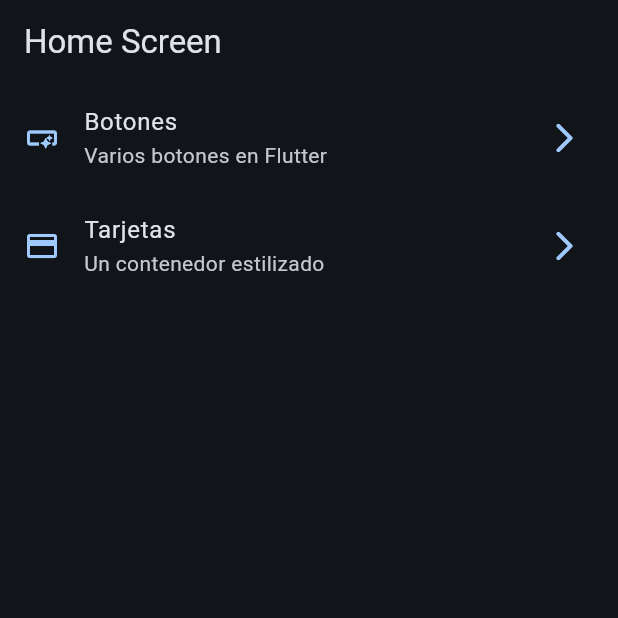
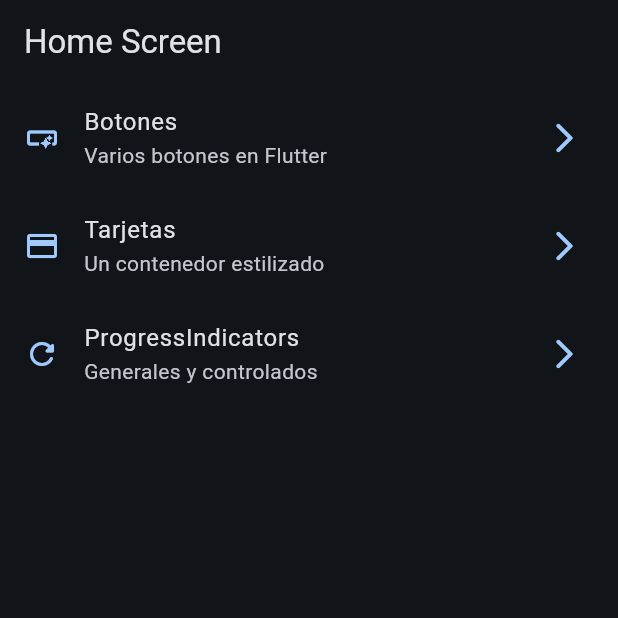
Before and after one commit to anderson2093/widgets_flutter, a Flutter app: the screen it shows after launch, on a phone screen of 412 x 824 dp, the top half of it. Run offline on Flutter 3.47's test engine with Material 3 defaults, Android fonts, the phone set to English and light mode, and no system bars; our stand-ins replace go_router.

Commit message:
progress indicator terminado

```diff
--- a/lib/config/menu/menu_items.dart
+++ b/lib/config/menu/menu_items.dart
@@ -26,4 +26,10 @@ class MenuItem {
     link: '/cards',
     icon: Icons.credit_card
   ),
+    MenuItem(
+    title: 'ProgressIndicators',
+    subTitle: 'Generales y controlados',
+    link: '/progress',
+    icon: Icons.refresh_rounded
+  ),
 ];
--- a/lib/config/router/app_router.dart
+++ b/lib/config/router/app_router.dart
@@ -5,12 +5,19 @@ import 'package:widgets_app/presentation/screens/screens.dart';
 final appRouter = GoRouter(routes: [
   GoRoute(
     path: '/',
+    name: HomeScreen.name,
     builder: (context, state) => HomeScreen(),
   ),
   GoRoute(
     path: '/buttons',
+    name: ButtonsScreen.name,
     builder: (context,state) => const ButtonsScreen()),
   GoRoute(
     path: '/cards',
-    builder: (context, state) => const CardsScreen(),)
+    name: CardsScreen.name,
+    builder: (context, state) => const CardsScreen(),),
+  GoRoute(
+    path: '/progress',
+    name: ProgressScreen.name,
+    builder: (context, state) => const ProgressScreen(),)
 ]);
--- a/lib/presentation/screens/buttons/buttons_screen.dart
+++ b/lib/presentation/screens/buttons/buttons_screen.dart
@@ -1,6 +1,8 @@
 import 'package:flutter/material.dart';
 
 class ButtonsScreen extends StatelessWidget {
+  static const name = 'buttons_screen';
+
   const ButtonsScreen({super.key});
 
   @override
@@ -17,9 +19,7 @@ class ButtonsScreen extends StatelessWidget {
 }
 
 class _ButtonsView extends StatelessWidget {
-  const _ButtonsView({
-    super.key,
-  });
+  const _ButtonsView();
 
   @override
   Widget build(BuildContext context) {
--- a/lib/presentation/screens/cards/cards_screen.dart
+++ b/lib/presentation/screens/cards/cards_screen.dart
@@ -10,6 +10,8 @@ const cards = <Map<String, dynamic>>[
 ];
 
 class CardsScreen extends StatelessWidget {
+  static const name = 'cards_screen';
+
   const CardsScreen({super.key});
 
   @override
--- a/lib/presentation/screens/home/home_screen.dart
+++ b/lib/presentation/screens/home/home_screen.dart
@@ -1,9 +1,10 @@
 import 'package:flutter/material.dart';
 import 'package:go_router/go_router.dart';
 import 'package:widgets_app/config/menu/menu_items.dart';
-import 'package:widgets_app/presentation/screens/buttons/buttons_screen.dart';
 
 class HomeScreen extends StatelessWidget {
+  static const name = 'home_screen';
+
   const HomeScreen({super.key});
 
   @override
```
Also changed, not shown: lib/presentation/screens/progress/progress_screen.dart (+71 -1 lines).
